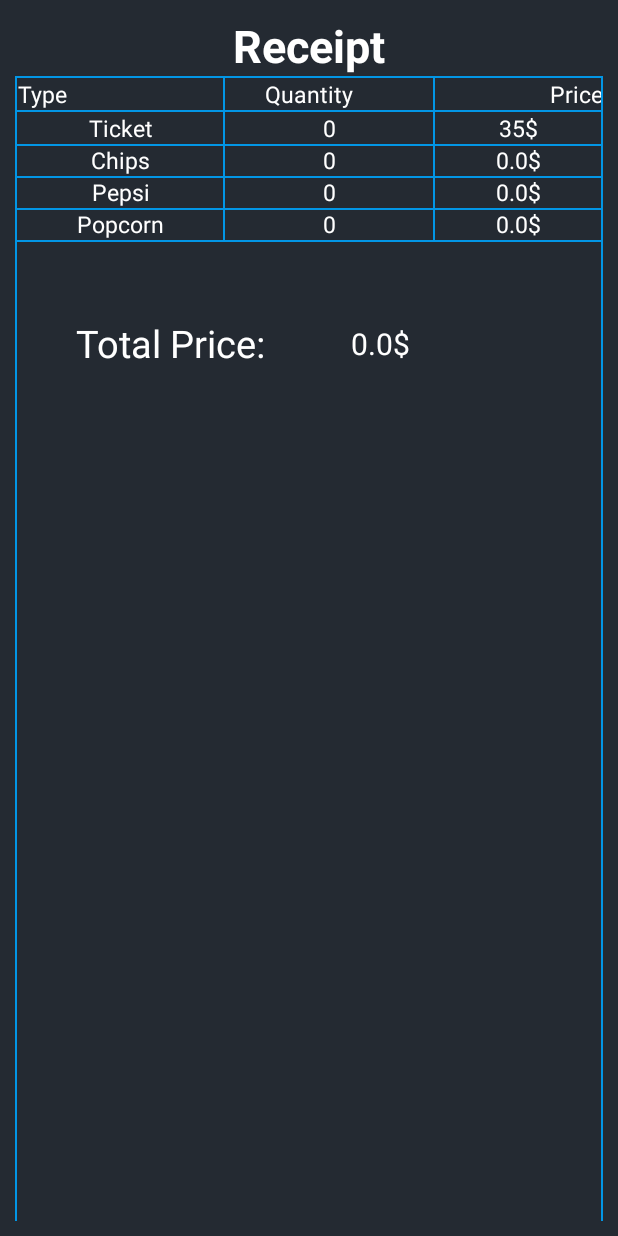
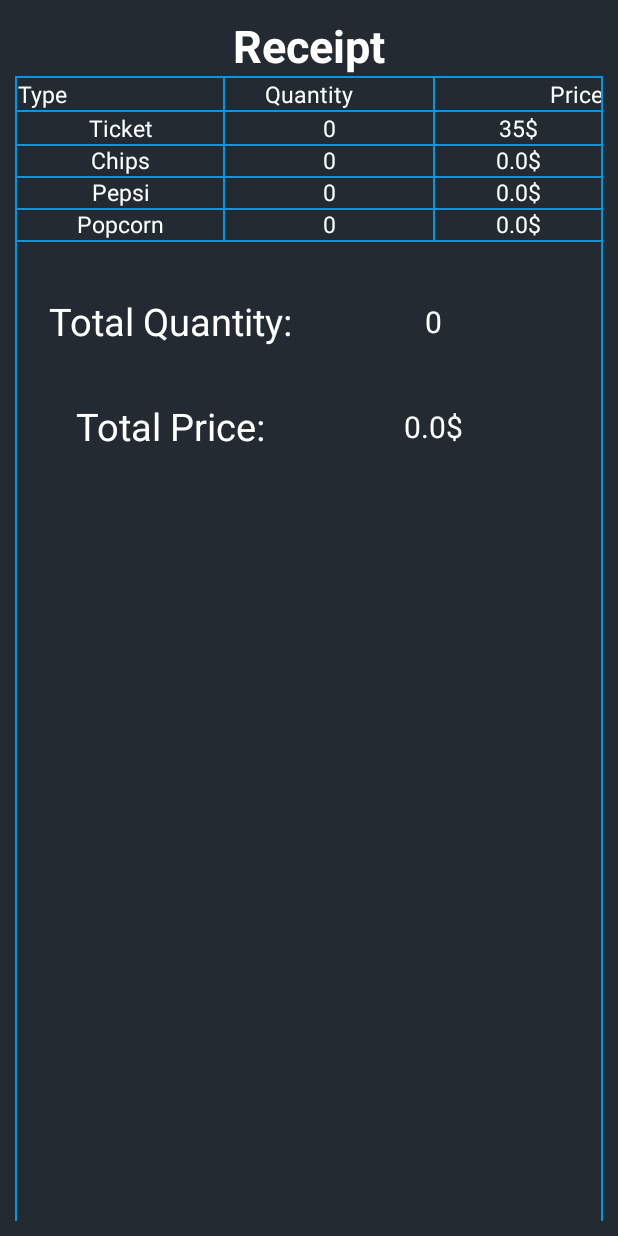
Before and after one commit to AhmedRamadanAR/CinemaApp, an Android app: the screen it shows after launch (MainActivity), after a tap on "Next", on a phone screen of 412 x 824 dp. Run offline under Robolectric (Android 15) with nearby library versions, the phone set to English and light mode, and no system bars.

Commit message:
العو جه العو حضر 😎

```diff
--- a/app/src/main/res/layout/fragment_payment_check.xml
+++ b/app/src/main/res/layout/fragment_payment_check.xml
@@ -305,16 +305,16 @@
 
         <TextView
             android:id="@+id/tv_total_price"
-            android:layout_marginTop="50dp"
             style="@style/CustomTextStyle"
             android:layout_width="wrap_content"
             android:layout_height="wrap_content"
+            android:layout_margin="35dp"
             android:gravity="center"
+            android:text="Total Price:"
             android:textSize="25dp"
-            android:text="Total Price:"
-            app:layout_constraintEnd_toStartOf="@+id/tv_drink_count"
-            app:layout_constraintStart_toEndOf="@+id/view5"
-            app:layout_constraintTop_toBottomOf="@+id/view15" />
+            app:layout_constraintEnd_toEndOf="@+id/tv_total_quantity"
+            app:layout_constraintStart_toStartOf="@+id/tv_total_quantity"
+            app:layout_constraintTop_toBottomOf="@+id/tv_total_quantity" />
 
         <TextView
             android:id="@+id/tv_total_price_money"
@@ -322,14 +322,41 @@
             style="@style/CustomTextStyle"
             android:layout_width="wrap_content"
             android:layout_height="wrap_content"
-            android:layout_marginTop="50dp"
             android:gravity="center"
             android:text="0$"
             android:textSize="20dp"
             app:layout_constraintBottom_toBottomOf="@+id/tv_total_price"
-            app:layout_constraintEnd_toStartOf="@+id/tv_popcorn_price"
+            app:layout_constraintEnd_toEndOf="parent"
             app:layout_constraintStart_toEndOf="@+id/tv_total_price"
+            app:layout_constraintTop_toTopOf="@+id/tv_total_price" />
+
+        <TextView
+            android:id="@+id/tv_total_quantity"
+            style="@style/CustomTextStyle"
+            android:layout_margin="35dp"
+
+            android:layout_width="wrap_content"
+            android:layout_height="wrap_content"
+            android:gravity="center"
+            android:text="Total Quantity:"
+            android:textSize="25dp"
+            app:layout_constraintEnd_toStartOf="@+id/tv_drink_count"
+            app:layout_constraintStart_toEndOf="@+id/view5"
             app:layout_constraintTop_toBottomOf="@+id/view15" />
+
+        <TextView
+            android:id="@+id/tv_total_quantity_count"
+
+            style="@style/CustomTextStyle"
+            android:layout_width="wrap_content"
+            android:layout_height="wrap_content"
+            android:gravity="center"
+            android:text="0"
+            android:textSize="20dp"
+            app:layout_constraintBottom_toBottomOf="@+id/tv_total_quantity"
+            app:layout_constraintEnd_toEndOf="@+id/tv_total_price_money"
+            app:layout_constraintStart_toStartOf="@+id/tv_total_price_money"
+            app:layout_constraintTop_toTopOf="@+id/tv_total_quantity" />
 
     </androidx.constraintlayout.widget.ConstraintLayout>
 
```
